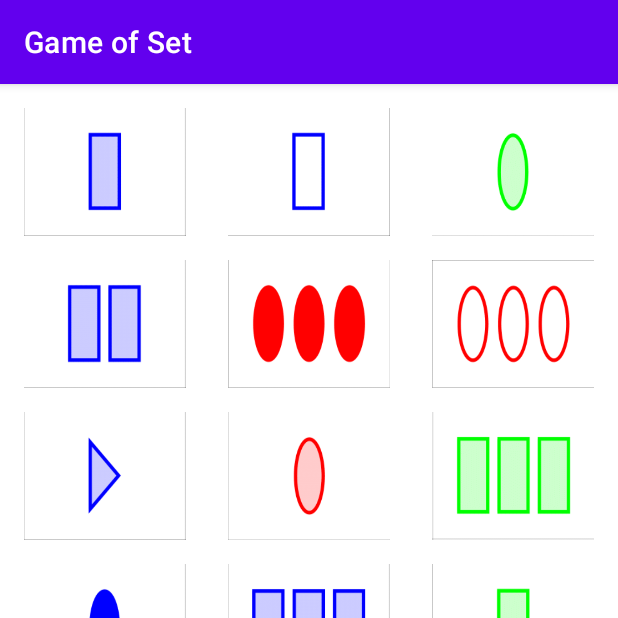
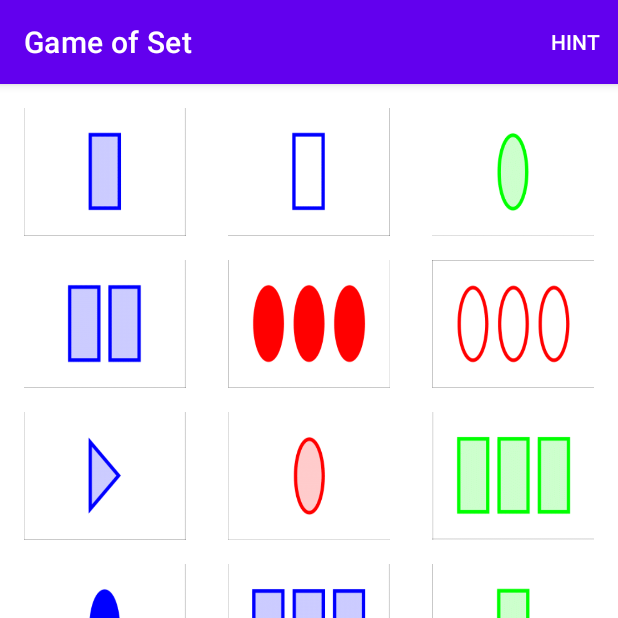
Before and after one commit to FilipKon13/game_of_set, an Android app: the GameActivity screen opened directly, with no data from a screen before it, on a phone screen of 412 x 824 dp, the top half of it. Run offline under Robolectric (Android 15) with nearby library versions, the phone set to English and light mode, and no system bars.

Commit message:
Added hint button

```diff
--- a/app/src/main/java/com/example/gameofset/GameActivity.java
+++ b/app/src/main/java/com/example/gameofset/GameActivity.java
@@ -1,6 +1,9 @@
 package com.example.gameofset;
 
 import android.os.Bundle;
+import android.view.Menu;
+import android.view.MenuInflater;
+import android.view.MenuItem;
 import android.view.View;
 
 import androidx.appcompat.app.AppCompatActivity;
@@ -27,6 +30,23 @@ public class GameActivity extends AppCompatActivity {
         game = new SetGame(places, () -> findViewById(R.id.textView).setVisibility(View.VISIBLE));
     }
 
+    @Override
+    public boolean onCreateOptionsMenu(Menu menu) {
+        MenuInflater inflater = getMenuInflater();
+        inflater.inflate(R.menu.menu, menu);
+        return true;
+    }
+
+    @Override
+    public boolean onOptionsItemSelected(MenuItem item) {
+        if (item.getItemId() == R.id.menu_item) {
+            System.out.println("hint");
+            game.showHint();
+            return true;
+        }
+        return super.onOptionsItemSelected(item);
+    }
+
     public void initPlaceFromId(AppCompatActivity activity) {
         places.clear();
         placeFromId.clear();
--- a/app/src/main/java/com/example/gameofset/game/CardPlace.java
+++ b/app/src/main/java/com/example/gameofset/game/CardPlace.java
@@ -8,4 +8,5 @@ public interface CardPlace {
     void setCard(Card card);
 
     void setVisible(boolean visible);
+    void setHinted(boolean visible);
 }
--- a/app/src/main/java/com/example/gameofset/game/SetGame.java
+++ b/app/src/main/java/com/example/gameofset/game/SetGame.java
@@ -1,4 +1,7 @@
 package com.example.gameofset.game;
+
+import android.os.Handler;
+import android.os.Looper;
 
 import com.example.gameofset.GameOver;
 
@@ -157,7 +160,16 @@ public class SetGame {
         System.out.println("cleaning done");
     }
 
-    private boolean checkSetExists(List<Integer> usedIds) { // TODO: make n^2 with hashset
+    private static class Selection {
+        public int[] t = new int[3];
+        public Selection(int x, int y, int z) {
+            this.t[0] = x;
+            this.t[1] = y;
+            this.t[2] = z;
+        }
+    }
+
+    private Selection findSet(List<Integer> usedIds) {
         CardPlace[] place = new CardPlace[3];
         for(int i=0;i<visible;i++) {
             place[0] = places.get(i);
@@ -172,10 +184,33 @@ public class SetGame {
                     if (usedIds.contains(place[2].id()) || place[2].id() == place[1].id() || place[2].id() == place[0].id())
                         continue;
                     if(Card.formSet(place[0].getCard(), place[1].getCard(), place[2].getCard()))
-                        return true;
+                        return new Selection(i,j,k);
                 }
             }
         }
-        return false;
+        return null;
+    }
+
+    private boolean checkSetExists(List<Integer> usedIds) {
+        return findSet(usedIds) != null;
+    }
+
+    public void showHint() {
+        Selection set = findSet(Collections.emptyList());
+        if(set == null) return;
+        for(int id : set.t) {
+            CardPlace place = places.get(id);
+            place.setHinted(true);
+        }
+        final Handler handler = new Handler(Looper.myLooper());
+        handler.postDelayed(() -> clearHint(set), 1000);
+    }
+
+    private void clearHint(Selection set) {
+        System.out.println("Clear selection");
+        for(int id : set.t) {
+            CardPlace place = places.get(id);
+            place.setHinted(false);
+        }
     }
 }
--- a/app/src/main/res/layout/activity_game.xml
+++ b/app/src/main/res/layout/activity_game.xml
@@ -14,6 +14,7 @@
         android:layout_marginTop="16dp"
         android:onClick="onSelect"
         android:scaleType="fitXY"
+        android:tintMode="src_atop"
         app:layout_constraintStart_toStartOf="parent"
         app:layout_constraintTop_toTopOf="parent"
         app:srcCompat="@drawable/ic_launcher_foreground" />
@@ -27,6 +28,7 @@
         android:layout_marginEnd="16dp"
         android:onClick="onSelect"
         android:scaleType="fitXY"
+        android:tintMode="src_atop"
         app:layout_constraintEnd_toStartOf="@+id/imageView3"
         app:layout_constraintStart_toEndOf="@+id/imageView1"
         app:layout_constraintTop_toTopOf="parent"
@@ -40,6 +42,7 @@
         android:layout_marginEnd="16dp"
         android:onClick="onSelect"
         android:scaleType="fitXY"
+        android:tintMode="src_atop"
         app:layout_constraintEnd_toEndOf="parent"
         app:layout_constraintTop_toTopOf="parent"
         app:srcCompat="@drawable/ic_launcher_foreground" />
@@ -52,6 +55,7 @@
         android:layout_marginTop="16dp"
         android:onClick="onSelect"
         android:scaleType="fitXY"
+        android:tintMode="src_atop"
         app:layout_constraintStart_toStartOf="parent"
         app:layout_constraintTop_toBottomOf="@+id/imageView1"
         app:srcCompat="@drawable/ic_launcher_foreground" />
@@ -65,6 +69,7 @@
         android:layout_marginEnd="16dp"
         android:onClick="onSelect"
         android:scaleType="fitXY"
+        android:tintMode="src_atop"
         app:layout_constraintEnd_toStartOf="@+id/imageView6"
         app:layout_constraintStart_toEndOf="@+id/imageView4"
         app:layout_constraintTop_toBottomOf="@+id/imageView2"
@@ -78,6 +83,7 @@
         android:layout_marginEnd="16dp"
         android:onClick="onSelect"
         android:scaleType="fitXY"
+        android:tintMode="src_atop"
         app:layout_constraintEnd_toEndOf="parent"
         app:layout_constraintTop_toBottomOf="@+id/imageView3"
         app:srcCompat="@drawable/ic_launcher_foreground" />
@@ -90,6 +96,7 @@
         android:layout_marginTop="16dp"
         android:onClick="onSelect"
         android:scaleType="fitXY"
+        android:tintMode="src_atop"
         app:layout_constraintStart_toStartOf="parent"
         app:layout_constraintTop_toBottomOf="@+id/imageView4"
         app:srcCompat="@drawable/ic_launcher_foreground" />
@@ -103,6 +110,7 @@
         android:layout_marginEnd="16dp"
         android:onClick="onSelect"
         android:scaleType="fitXY"
+        android:tintMode="src_atop"
         app:layout_constraintEnd_toStartOf="@+id/imageView9"
         app:layout_constraintStart_toEndOf="@+id/imageView7"
         app:layout_constraintTop_toBottomOf="@+id/imageView5"
@@ -116,6 +124,7 @@
         android:layout_marginEnd="16dp"
         android:onClick="onSelect"
         android:scaleType="fitXY"
+        android:tintMode="src_atop"
         app:layout_constraintEnd_toEndOf="parent"
         app:layout_constraintTop_toBottomOf="@+id/imageView6"
         app:srcCompat="@drawable/ic_launcher_foreground" />
@@ -128,6 +137,7 @@
         android:layout_marginTop="16dp"
         android:onClick="onSelect"
         android:scaleType="fitXY"
+        android:tintMode="src_atop"
         app:layout_constraintStart_toStartOf="parent"
         app:layout_constraintTop_toBottomOf="@+id/imageView7"
         app:srcCompat="@drawable/ic_launcher_foreground" />
@@ -141,6 +151,7 @@
         android:layout_marginEnd="16dp"
         android:onClick="onSelect"
         android:scaleType="fitXY"
+        android:tintMode="src_atop"
         app:layout_constraintEnd_toStartOf="@+id/imageView12"
         app:layout_constraintStart_toEndOf="@+id/imageView10"
         app:layout_constraintTop_toBottomOf="@+id/imageView8"
@@ -154,6 +165,7 @@
         android:layout_marginEnd="16dp"
         android:onClick="onSelect"
         android:scaleType="fitXY"
+        android:tintMode="src_atop"
         app:layout_constraintEnd_toEndOf="parent"
         app:layout_constraintTop_toBottomOf="@+id/imageView9"
         app:srcCompat="@drawable/ic_launcher_foreground" />
@@ -166,6 +178,7 @@
         android:layout_marginTop="16dp"
         android:onClick="onSelect"
         android:scaleType="fitXY"
+        android:tintMode="src_atop"
         app:layout_constraintStart_toStartOf="parent"
         app:layout_constraintTop_toBottomOf="@+id/imageView10"
         app:srcCompat="@drawable/ic_launcher_foreground" />
@@ -179,6 +192,7 @@
         android:layout_marginEnd="16dp"
         android:onClick="onSelect"
         android:scaleType="fitXY"
+        android:tintMode="src_atop"
         app:layout_constraintEnd_toStartOf="@+id/imageView15"
         app:layout_constraintStart_toEndOf="@+id/imageView13"
         app:layout_constraintTop_toBottomOf="@+id/imageView11"
@@ -192,6 +206,7 @@
         android:layout_marginEnd="16dp"
         android:onClick="onSelect"
         android:scaleType="fitXY"
+        android:tintMode="src_atop"
         app:layout_constraintEnd_toEndOf="parent"
         app:layout_constraintTop_toBottomOf="@+id/imageView12"
         app:srcCompat="@drawable/ic_launcher_foreground" />
@@ -204,6 +219,7 @@
         android:layout_marginTop="16dp"
         android:onClick="onSelect"
         android:scaleType="fitXY"
+        android:tintMode="src_atop"
         app:layout_constraintStart_toStartOf="parent"
         app:layout_constraintTop_toBottomOf="@+id/imageView13"
         app:srcCompat="@drawable/ic_launcher_foreground" />
@@ -217,6 +233,7 @@
         android:layout_marginEnd="16dp"
         android:onClick="onSelect"
         android:scaleType="fitXY"
+        android:tintMode="src_atop"
         app:layout_constraintEnd_toStartOf="@+id/imageView18"
         app:layout_constraintStart_toEndOf="@+id/imageView16"
         app:layout_constraintTop_toBottomOf="@+id/imageView14"
@@ -230,6 +247,7 @@
         android:layout_marginEnd="16dp"
         android:onClick="onSelect"
         android:scaleType="fitXY"
+        android:tintMode="src_atop"
         app:layout_constraintEnd_toEndOf="parent"
         app:layout_constraintTop_toBottomOf="@+id/imageView15"
         app:srcCompat="@drawable/ic_launcher_foreground" />
@@ -242,6 +260,7 @@
         android:layout_marginTop="16dp"
         android:onClick="onSelect"
         android:scaleType="fitXY"
+        android:tintMode="src_atop"
         app:layout_constraintStart_toStartOf="parent"
         app:layout_constraintTop_toBottomOf="@+id/imageView16"
         app:srcCompat="@drawable/ic_launcher_foreground" />
@@ -255,6 +274,7 @@
         android:layout_marginEnd="16dp"
         android:onClick="onSelect"
         android:scaleType="fitXY"
+        android:tintMode="src_atop"
         app:layout_constraintEnd_toStartOf="@+id/imageView21"
         app:layout_constraintStart_toEndOf="@+id/imageView19"
         app:layout_constraintTop_toBottomOf="@+id/imageView17"
@@ -268,6 +288,7 @@
         android:layout_marginEnd="16dp"
         android:onClick="onSelect"
         android:scaleType="fitXY"
+        android:tintMode="src_atop"
         app:layout_constraintEnd_toEndOf="parent"
         app:layout_constraintTop_toBottomOf="@+id/imageView18"
         app:srcCompat="@drawable/ic_launcher_foreground" />
--- /dev/null
+++ b/app/src/main/res/menu/menu.xml
@@ -0,0 +1,9 @@
+<?xml version="1.0" encoding="utf-8"?>
+<menu xmlns:app="http://schemas.android.com/apk/res-auto"
+    xmlns:android="http://schemas.android.com/apk/res/android">
+
+    <item
+        android:id="@+id/menu_item"
+        android:title="@string/hint"
+        app:showAsAction="ifRoom" />
+</menu>
--- a/app/src/main/res/values/strings.xml
+++ b/app/src/main/res/values/strings.xml
@@ -4,4 +4,5 @@
     <string name="hide_last">Hide last card</string>
     <string name="game_over">Game Over</string>
     <string name="deck_type">Deck type</string>
+    <string name="hint">Hint</string>
 </resources>
```
Also changed, not shown: app/src/main/java/com/example/gameofset/Place.java (+9 -0 lines).
